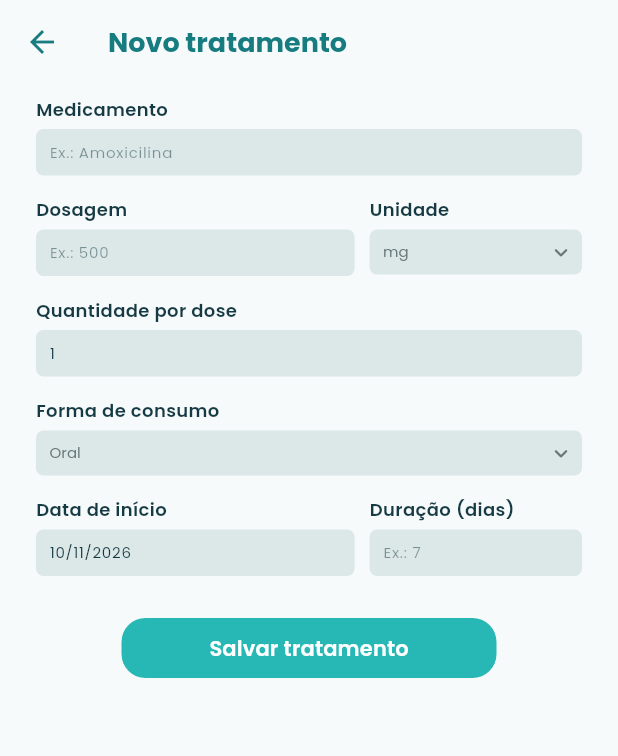
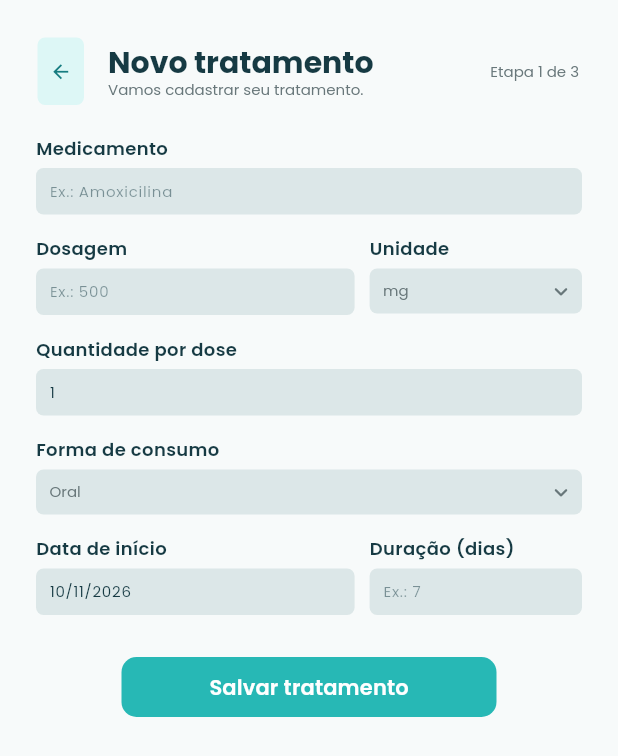
Before and after one commit to dzblivion/MedTrack, a Flutter app: the TratamentoFormScreen screen opened by its route, on a phone screen of 412 x 824 dp. Shown: the top 756 px of the screen. Run offline on Flutter 3.47's test engine with Material 3 defaults, Android fonts, the phone set to English and light mode, and no system bars; our stand-ins replace flutter_secure_storage, go_router, google_fonts; accounts and stored records are empty; network calls fail.

Commit message:
fix: ajusta mais telas

```diff
--- a/frontend/lib/features/tratamentos/tratamento_form_screen.dart
+++ b/frontend/lib/features/tratamentos/tratamento_form_screen.dart
@@ -1,5 +1,6 @@
 import 'package:flutter/material.dart';
 import 'package:go_router/go_router.dart';
+import 'package:google_fonts/google_fonts.dart';
 import 'package:provider/provider.dart';
 
 import '../../core/api/api_client.dart';
@@ -40,7 +41,9 @@ class _TratamentoFormScreenState extends State<TratamentoFormScreen> {
   late final _duracao = TextEditingController(
     text: _inicial?.duracaoDias.toString(),
   );
-  late final _dataTexto = TextEditingController(text: formatarData(_dataInicio));
+  late final _dataTexto = TextEditingController(
+    text: formatarData(_dataInicio),
+  );
 
   late String _unidade = _inicial?.dosagemUnidade ?? 'mg';
   late String _forma = _inicial?.formaConsumo ?? 'oral';
@@ -128,22 +131,68 @@ class _TratamentoFormScreenState extends State<TratamentoFormScreen> {
     return Scaffold(
       backgroundColor: AppColors.background,
       appBar: AppBar(
+        toolbarHeight: 70,
         backgroundColor: AppColors.background,
         foregroundColor: AppColors.darkCiano,
         elevation: 0,
-        leading: IconButton(
+        leading: Container(
+          margin: EdgeInsets.only(left: 25, top: 25),
+          decoration: BoxDecoration(
+            color: AppColors.cianoClaro,
+            borderRadius: BorderRadius.circular(5),
+          ),
+          child: IconButton(
             icon: const Icon(Icons.arrow_back),
             tooltip: 'Voltar',
+            style: IconButton.styleFrom(
+              foregroundColor: AppColors.darkCiano,
+              padding: EdgeInsets.zero,
+              iconSize: 15,
+            ),
             onPressed: () => context.pop(),
           ),
-        title: Text(
+        ),
+        title: Container(
+          margin: EdgeInsets.only(top: 25, right: 10),
+          child: Row(
+            mainAxisAlignment: MainAxisAlignment.spaceBetween,
+            children: [
+              Column(
+                crossAxisAlignment: CrossAxisAlignment.start,
+                children: [
+                  Text(
                     _editando ? 'Editar tratamento' : 'Novo tratamento',
-          style: const TextStyle(fontSize: 18, fontWeight: FontWeight.w700),
+                    style: GoogleFonts.poppins(
+                      fontSize: 20,
+                      fontWeight: FontWeight.w700,
+                      color: AppColors.inputText,
+                    ),
+                  ),
+                  Text(
+                    "Vamos cadastrar seu tratamento.",
+                    style: GoogleFonts.poppins(
+                      fontSize: 10,
+                      fontWeight: FontWeight.w400,
+                      color: AppColors.gray,
+                    ),
+                  ),
+                ],
+              ),
+              Text(
+                "Etapa 1 de 3",
+                style: GoogleFonts.poppins(
+                  fontSize: 10,
+                  fontWeight: FontWeight.w400,
+                  color: AppColors.gray,
+                ),
+              ),
+            ],
+          ),
         ),
       ),
       body: SafeArea(
         child: SingleChildScrollView(
-          padding: const EdgeInsets.fromLTRB(24, 8, 24, 24),
+          padding: const EdgeInsets.fromLTRB(24, 20, 24, 24),
           child: Form(
             key: _formKey,
             child: Column(
--- a/frontend/lib/widgets/app_button.dart
+++ b/frontend/lib/widgets/app_button.dart
@@ -28,7 +28,7 @@ class AppButton extends StatelessWidget {
             disabledBackgroundColor: AppColors.ciano,
             foregroundColor: Colors.white,
             shape: RoundedRectangleBorder(
-              borderRadius: BorderRadius.circular(16),
+              borderRadius: BorderRadius.circular(10),
             ),
           ),
           child: carregando
--- a/frontend/lib/widgets/app_text_field.dart
+++ b/frontend/lib/widgets/app_text_field.dart
@@ -69,7 +69,7 @@ class AppTextField extends StatelessWidget {
               minHeight: 0,
             ),
             hintText: hint,
-            hintStyle: const TextStyle(
+            hintStyle: GoogleFonts.poppins(
               color: AppColors.hintText,
               fontSize: 10,
             ),
@@ -80,7 +80,7 @@ class AppTextField extends StatelessWidget {
               horizontal: 5,
               vertical: 8,
             ),
-            errorStyle: const TextStyle(color: AppColors.error, fontSize: 10),
+            errorStyle: GoogleFonts.poppins(color: AppColors.error, fontSize: 10),
             border: OutlineInputBorder(
               borderRadius: BorderRadius.circular(5),
               borderSide: BorderSide.none,
```
Also changed, not shown: frontend/lib/features/auth/widgets/user_type_toggle.dart (+9 -3 lines), frontend/lib/features/tratamentos/tratamentos_screen.dart (+32 -11 lines), frontend/lib/widgets/cabecalho_usuario.dart (+21 -8 lines). Lines whose indentation alone changed are shown as unchanged.
